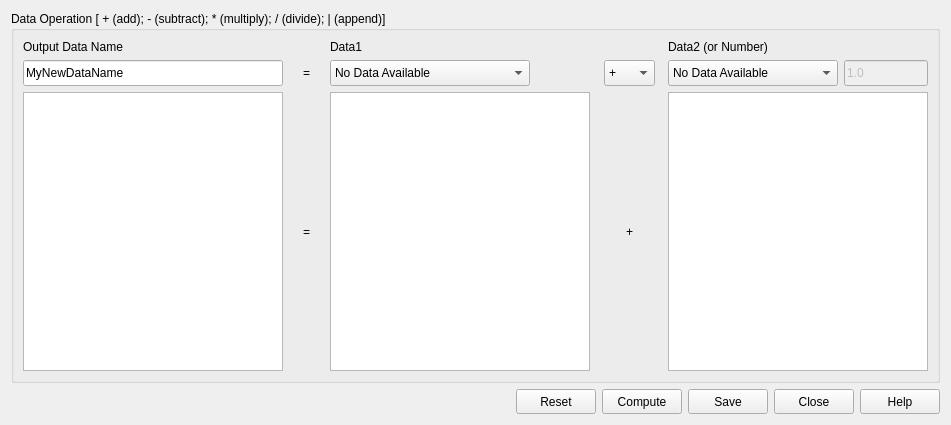
SasView/sasview, file src/sas/qtgui/Calculators/UI/DataOperationUtilityUI.ui: the form before one commit.
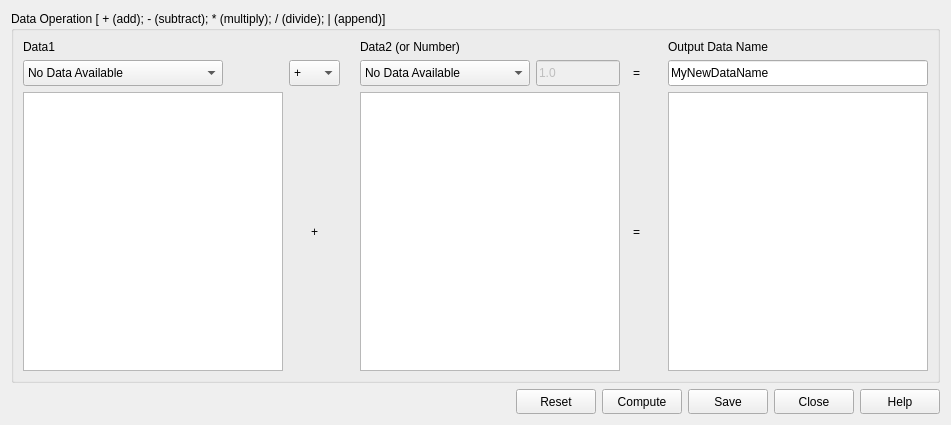
The form after the commit. Icons and pictures are not drawn.

Commit message: updated data operation plots and reversed format to A + B = C rather than C = A + B

Patch:
```diff
--- a/src/sas/qtgui/Calculators/UI/DataOperationUtilityUI.ui
+++ b/src/sas/qtgui/Calculators/UI/DataOperationUtilityUI.ui
@@ -62,21 +62,21 @@
      <layout class="QGridLayout" name="gridLayout_2">
       <item row="0" column="0">
        <layout class="QGridLayout" name="gridLayout">
-        <item row="0" column="0">
+        <item row="0" column="8">
          <widget class="QLabel" name="lblOutputDataName">
           <property name="text">
            <string>Output Data Name</string>
           </property>
          </widget>
         </item>
-        <item row="0" column="8">
+        <item row="0" column="4">
          <widget class="QLabel" name="lblData2OrNumber">
           <property name="text">
            <string>Data2 (or Number)</string>
           </property>
          </widget>
         </item>
-        <item row="3" column="2">
+        <item row="3" column="6">
          <widget class="QLabel" name="lblBigEqual">
           <property name="minimumSize">
            <size>
@@ -92,7 +92,7 @@
           </property>
          </widget>
         </item>
-        <item row="3" column="7">
+        <item row="3" column="3">
          <spacer name="horizontalSpacer_5">
           <property name="orientation">
            <enum>Qt::Horizontal</enum>
@@ -105,7 +105,7 @@
           </property>
          </spacer>
         </item>
-        <item row="3" column="0">
+        <item row="3" column="8" colspan="1">
          <widget class="QGraphicsView" name="graphOutput">
           <property name="minimumSize">
            <size>
@@ -124,7 +124,7 @@
           </property>
          </widget>
         </item>
-        <item row="1" column="4">
+        <item row="1" column="0">
          <widget class="QComboBox" name="cbData1">
           <property name="minimumSize">
            <size>
@@ -154,7 +154,7 @@
           </item>
          </widget>
         </item>
-        <item row="3" column="5">
+        <item row="3" column="1">
          <spacer name="horizontalSpacer_3">
           <property name="orientation">
            <enum>Qt::Horizontal</enum>
@@ -167,7 +167,7 @@
           </property>
          </spacer>
         </item>
-        <item row="3" column="3">
+        <item row="3" column="5">
          <spacer name="horizontalSpacer_4">
           <property name="orientation">
            <enum>Qt::Horizontal</enum>
@@ -180,14 +180,14 @@
           </property>
          </spacer>
         </item>
-        <item row="0" column="4">
+        <item row="0" column="0">
          <widget class="QLabel" name="lblData1">
           <property name="text">
            <string>Data1</string>
           </property>
          </widget>
         </item>
-        <item row="1" column="0">
+        <item row="1" column="8">
          <widget class="QLineEdit" name="txtOutputData">
           <property name="minimumSize">
            <size>
@@ -206,7 +206,7 @@
           </property>
          </widget>
         </item>
-        <item row="3" column="4">
+        <item row="3" column="0">
          <widget class="QGraphicsView" name="graphData1">
           <property name="minimumSize">
            <size>
@@ -225,7 +225,7 @@
           </property>
          </widget>
         </item>
-        <item row="3" column="1">
+        <item row="3" column="7">
          <spacer name="horizontalSpacer_2">
           <property name="orientation">
            <enum>Qt::Horizontal</enum>
@@ -238,7 +238,7 @@
           </property>
          </spacer>
         </item>
-        <item row="1" column="2">
+        <item row="1" column="6">
          <widget class="QLabel" name="lblEqual">
           <property name="minimumSize">
            <size>
@@ -254,7 +254,7 @@
           </property>
          </widget>
         </item>
-        <item row="1" column="9">
+        <item row="1" column="5">
          <widget class="QLineEdit" name="txtNumber">
           <property name="enabled">
            <bool>false</bool>
@@ -267,7 +267,7 @@
           </property>
           <property name="maximumSize">
            <size>
-            <width>150</width>
+            <width>100</width>
             <height>30</height>
            </size>
           </property>
@@ -279,7 +279,7 @@
           </property>
          </widget>
         </item>
-        <item row="3" column="6">
+        <item row="3" column="1">
          <widget class="QLabel" name="lblOperatorApplied">
           <property name="minimumSize">
            <size>
@@ -298,7 +298,7 @@
           </property>
          </widget>
         </item>
-        <item row="1" column="8">
+        <item row="1" column="4">
          <widget class="QComboBox" name="cbData2">
           <property name="minimumSize">
            <size>
@@ -322,7 +322,7 @@
           </item>
          </widget>
         </item>
-        <item row="1" column="6">
+        <item row="1" column="1">
          <widget class="QComboBox" name="cbOperator">
           <property name="minimumSize">
            <size>
@@ -370,7 +370,7 @@
           </item>
          </widget>
         </item>
-        <item row="3" column="8" colspan="2">
+        <item row="3" column="4" colspan="2">
          <widget class="QGraphicsView" name="graphData2">
           <property name="minimumSize">
            <size>
```
The commit also changes 1 other file.
